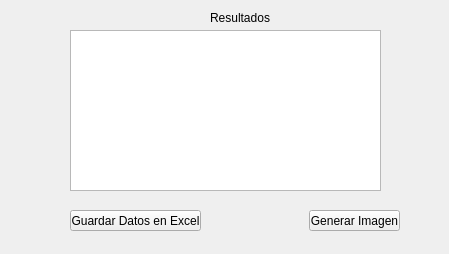
The window that resultados.ui (JA-Camacho/Qt-Sistema-de-Votacion) describes before a commit, drawn with Qt 5.
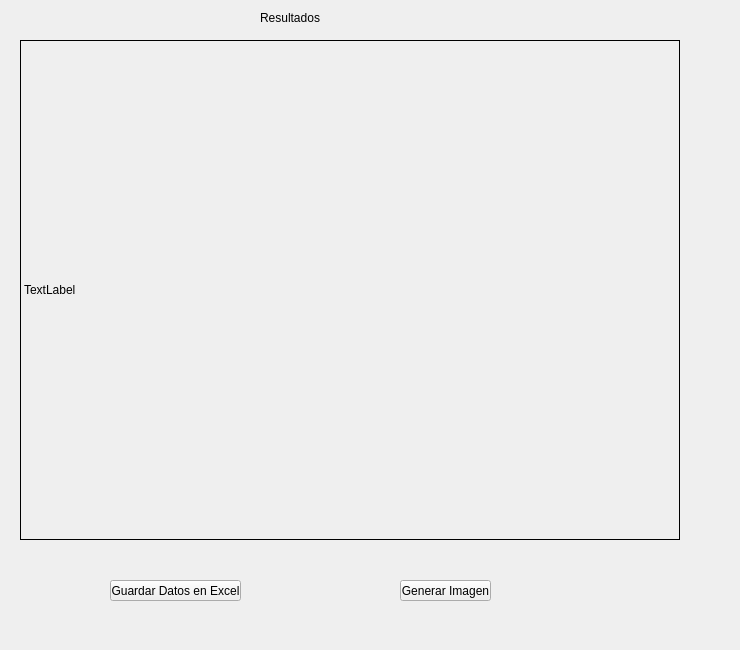
The same window after the commit. Icons and pictures are not drawn.

What changed in the file:
```diff
--- a/resultados.ui
+++ b/resultados.ui
@@ -6,31 +6,30 @@
    <rect>
     <x>0</x>
     <y>0</y>
-    <width>449</width>
-    <height>254</height>
+    <width>740</width>
+    <height>650</height>
    </rect>
   </property>
+  <property name="minimumSize">
+   <size>
+    <width>740</width>
+    <height>650</height>
+   </size>
+  </property>
+  <property name="maximumSize">
+   <size>
+    <width>740</width>
+    <height>650</height>
+   </size>
+  </property>
   <property name="windowTitle">
    <string>Form</string>
   </property>
-  <widget class="QGraphicsView" name="graphicsView">
-   <property name="geometry">
-    <rect>
-     <x>70</x>
-     <y>30</y>
-     <width>311</width>
-     <height>161</height>
-    </rect>
-   </property>
-   <property name="styleSheet">
-    <string notr="true">border-image: url(:/imagenes/Recursos/WhatsApp Image 2021-07-08 at 12.05.59 PM.jpeg);</string>
-   </property>
-  </widget>
   <widget class="QPushButton" name="pushButton">
    <property name="geometry">
     <rect>
-     <x>70</x>
-     <y>210</y>
+     <x>110</x>
+     <y>580</y>
      <width>131</width>
      <height>21</height>
     </rect>
@@ -42,8 +41,8 @@
   <widget class="QPushButton" name="pushButton_2">
    <property name="geometry">
     <rect>
-     <x>309</x>
-     <y>210</y>
+     <x>400</x>
+     <y>580</y>
      <width>91</width>
      <height>21</height>
     </rect>
@@ -55,7 +54,7 @@
   <widget class="QLabel" name="label">
    <property name="geometry">
     <rect>
-     <x>210</x>
+     <x>260</x>
      <y>10</y>
      <width>71</width>
      <height>16</height>
@@ -65,6 +64,37 @@
     <string>Resultados</string>
    </property>
   </widget>
+  <widget class="QLabel" name="outResultados">
+   <property name="geometry">
+    <rect>
+     <x>20</x>
+     <y>40</y>
+     <width>660</width>
+     <height>500</height>
+    </rect>
+   </property>
+   <property name="minimumSize">
+    <size>
+     <width>660</width>
+     <height>500</height>
+    </size>
+   </property>
+   <property name="frameShape">
+    <enum>QFrame::Box</enum>
+   </property>
+   <property name="text">
+    <string>TextLabel</string>
+   </property>
+   <property name="scaledContents">
+    <bool>false</bool>
+   </property>
+   <property name="wordWrap">
+    <bool>false</bool>
+   </property>
+   <property name="margin">
+    <number>0</number>
+   </property>
+  </widget>
  </widget>
  <resources/>
  <connections/>
```
Left out of the diff: 3 changed lines with no effect on the pictures.
